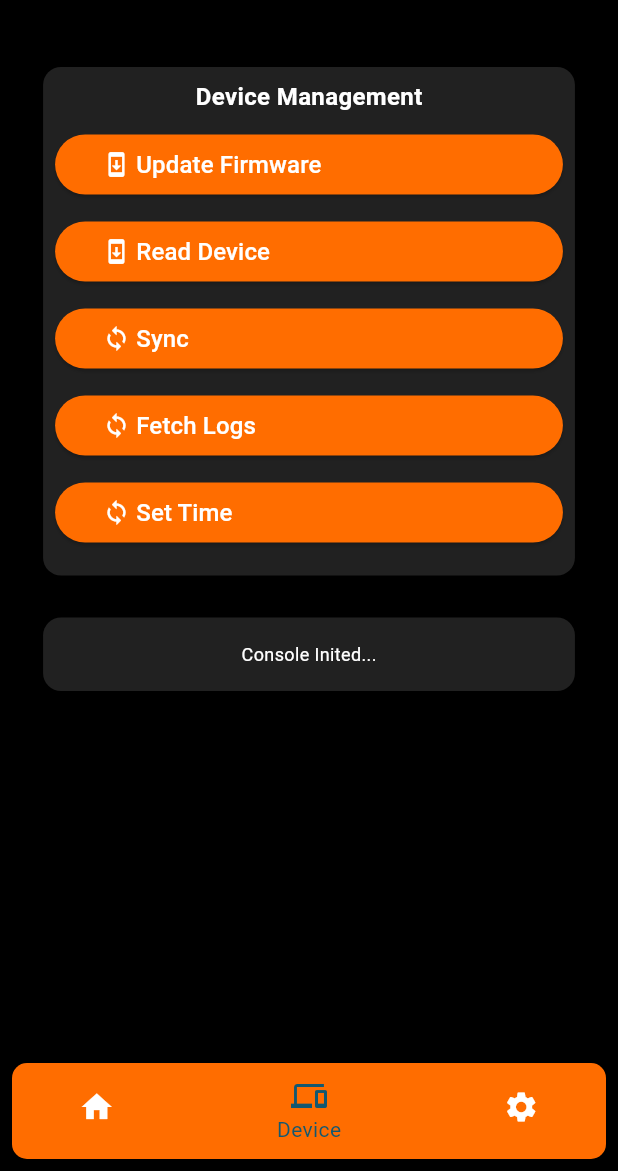
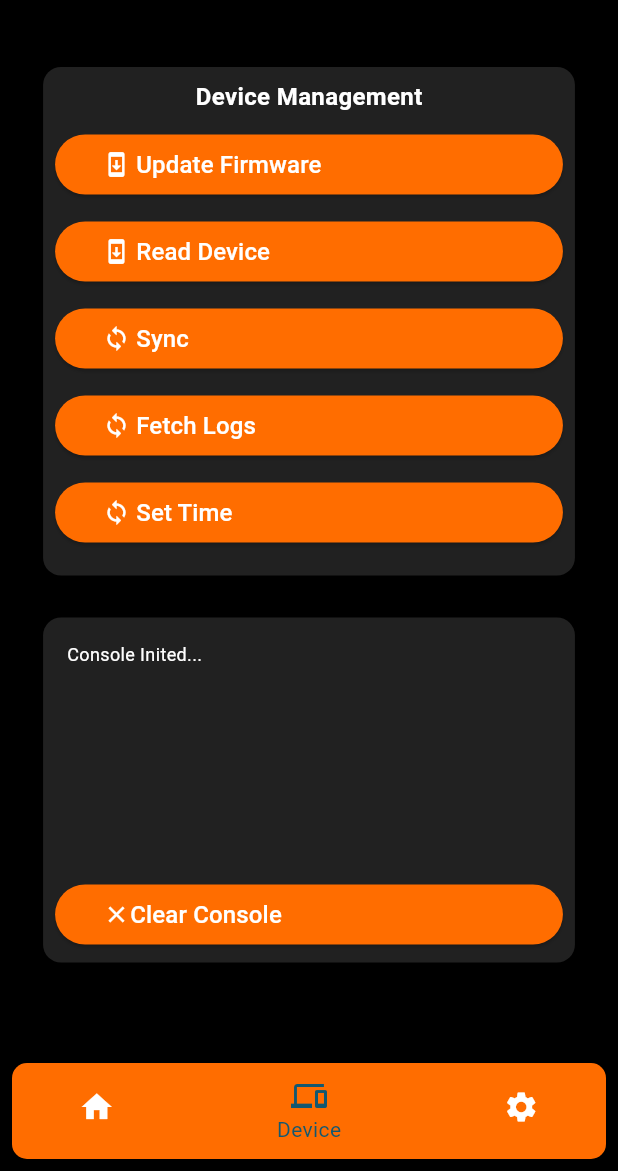
Before and after one commit to Protocentral/healthypi_move_flutter, a Flutter app: the screen it shows after launch, item 2 of the bottom bar chosen, on a phone screen of 412 x 824 dp, the part 65-1236 px from its top. Run offline on Flutter 3.47's test engine with Material 3 defaults, Android fonts, the phone set to English and light mode, and no system bars; our stand-ins replace bloc, circular_countdown_timer, convert, csv, equatable, file_picker and 9 more; missing offline and left inert: flutter_archive, mcumgr_flutter, signal_strength_indicator, simple_html_css, version; accounts and stored records are empty.

Commit message:
Fix console issues

```diff
--- a/move/lib/device.dart
+++ b/move/lib/device.dart
@@ -414,9 +414,8 @@ class _DevicePageState extends State<DevicePage> {
         }*/
 
         int logFileID = bdata.getInt64(1, Endian.little);
-        logConsole("Log file ID: $logFileID");
-        int sessionLength = bdata.getInt16(10, Endian.little);
-        logConsole("Session length: $sessionLength");
+         int sessionLength = bdata.getInt16(9, Endian.little);
+        logConsole("Log file ID: $logFileID | Length: $sessionLength");
 
         LogHeader mLog = (logFileID: logFileID, sessionLength: sessionLength);
 
@@ -594,9 +593,7 @@ class _DevicePageState extends State<DevicePage> {
     List<int> commandList,
     BluetoothDevice deviceName,
   ) async {
-    logConsole(
-      "Tx CMD " + commandList.toString() + " 0x" + hex.encode(commandList),
-    );
+    logConsole("Tx CMD $commandList 0x${hex.encode(commandList)}");
 
     List<BluetoothService> services = await deviceName.discoverServices();
 
@@ -720,10 +717,16 @@ class _DevicePageState extends State<DevicePage> {
   }
 
   void logConsole(String logString) async {
-    print("debug - " + logString);
+    print("debug - $logString");
     setState(() {
       debugText += logString;
       debugText += "\n";
+    });
+  }
+
+  void resetLogConsole() async {
+    setState(() {
+      debugText = "";
     });
   }
 
@@ -733,13 +736,18 @@ class _DevicePageState extends State<DevicePage> {
     return Padding(
       padding: const EdgeInsets.all(8.0),
       child: SingleChildScrollView(
-        child: Text(
-          debugText,
-          style: TextStyle(
-            fontSize: 12,
-            color: hPi4Global.hpi4AppBarIconsColor,
+        child: SizedBox(
+          height: 150, // 8 lines of text approximately
+          width: SizeConfig.blockSizeHorizontal * 88,
+          child: SingleChildScrollView(
+            child: Text(
+              debugText,
+              style: TextStyle(
+                fontSize: 12,
+                color: hPi4Global.hpi4AppBarIconsColor,
+              ),
+            ),
           ),
-          maxLines: 100,
         ),
       ),
     );
@@ -1082,6 +1090,45 @@ class _DevicePageState extends State<DevicePage> {
                                         mainAxisSize: MainAxisSize.max,
                                         children: <Widget>[
                                           _buildDebugConsole(),
+                                          ElevatedButton(
+                                            style: ElevatedButton.styleFrom(
+                                              backgroundColor:
+                                                  hPi4Global
+                                                      .hpi4Color, // background color
+                                              foregroundColor:
+                                                  Colors.white, // text color
+                                              shape: RoundedRectangleBorder(
+                                                borderRadius:
+                                                    BorderRadius.circular(20),
+                                              ),
+                                            ),
+                                            onPressed: () {
+                                              resetLogConsole();
+                                            },
+                                            child: Padding(
+                                              padding: const EdgeInsets.all(
+                                                8.0,
+                                              ),
+                                              child: Row(
+                                                mainAxisAlignment:
+                                                    MainAxisAlignment.start,
+                                                children: <Widget>[
+                                                  Icon(
+                                                    Icons.clear,
+                                                    color: Colors.white,
+                                                  ),
+                                                  const Text(
+                                                    'Clear Console ',
+                                                    style: TextStyle(
+                                                      fontSize: 16,
+                                                      color: Colors.white,
+                                                    ),
+                                                  ),
+                                                  Spacer(),
+                                                ],
+                                              ),
+                                            ),
+                                          ),
                                         ],
                                       ),
                                     ),
```
